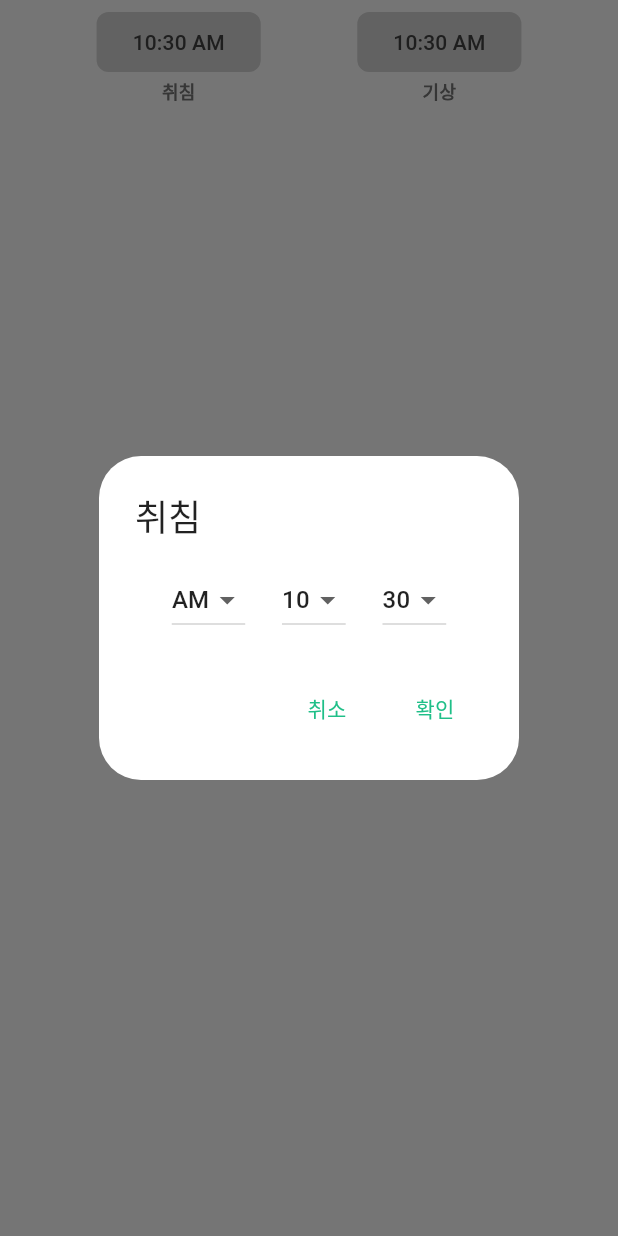
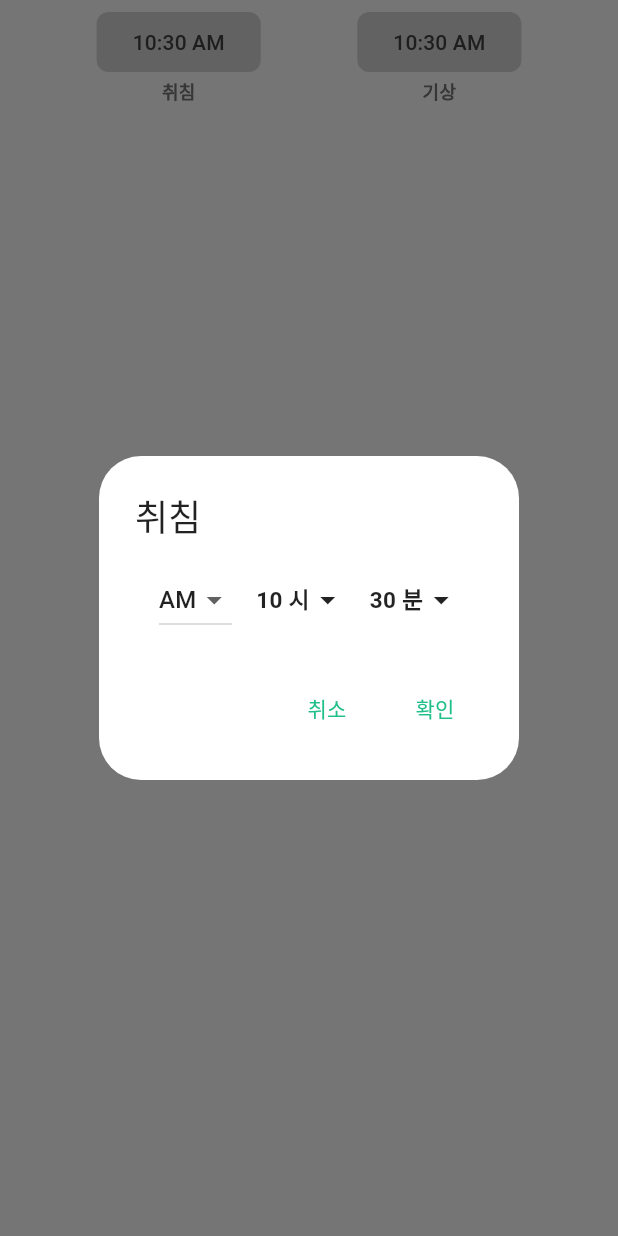
Before and after one commit to jrsky723/moodiary, a Flutter app: the SleepDialog widget shown alone on an empty page, opened directly, after a tap on an icon or button, on a phone screen of 412 x 824 dp. Run offline on Flutter 3.47's test engine with Material 3 defaults, Android fonts, the phone set to English and light mode, and no system bars; our stand-ins replace flutter_riverpod, font_awesome_flutter, go_router, image_picker, shared_preferences; accounts and stored records are empty; network calls fail.

Commit message:
수면 시간 widget 재수정

```diff
--- /dev/null
+++ b/lib/features/add_diary/widgets/customDropdown.dart
@@ -0,0 +1,106 @@
+import 'package:flutter/material.dart';
+import 'package:moodiary/constants/sizes.dart';
+
+class CustomDropdown extends StatefulWidget {
+  final int selectedNum;
+  final int itemsCount;
+  final ValueChanged<int> onChanged;
+  final String title;
+  const CustomDropdown({
+    super.key,
+    required this.selectedNum,
+    required this.itemsCount,
+    required this.onChanged,
+    required this.title,
+  });
+  @override
+  _CustomDropdownState createState() => _CustomDropdownState();
+}
+
+class _CustomDropdownState extends State<CustomDropdown> {
+  String? selectedValue;
+  late final List<String> dropdownItems;
+
+  double popUpSize = Sizes.size80 + Sizes.size80 + Sizes.size40;
+  @override
+  void initState() {
+    // TODO: implement initState
+    super.initState();
+    selectedValue = widget.selectedNum.toString();
+    dropdownItems =
+        List.generate(widget.itemsCount, (index) => (index).toString());
+  }
+
+  @override
+  Widget build(BuildContext context) {
+    return GestureDetector(
+      onTap: () {
+        _showCustomDropdown(context);
+      },
+      child: Container(
+        padding: const EdgeInsets.symmetric(
+          vertical: Sizes.size12,
+        ),
+        decoration: BoxDecoration(
+          borderRadius: BorderRadius.circular(Sizes.size8),
+        ),
+        child: Row(
+          mainAxisSize: MainAxisSize.min,
+          children: [
+            Text(
+              selectedValue != null
+                  ? "$selectedValue ${widget.title}"
+                  : "${widget.selectedNum} ${widget.title}",
+              style: const TextStyle(
+                fontSize: Sizes.size14 + Sizes.size1,
+                fontWeight: FontWeight.bold,
+              ),
+            ),
+            const Icon(
+              Icons.arrow_drop_down,
+            ),
+          ],
+        ),
+      ),
+    );
+  }
+
+  void _showCustomDropdown(BuildContext context) async {
+    final RenderBox button = context.findRenderObject() as RenderBox;
+    final RenderBox overlay =
+        Overlay.of(context).context.findRenderObject() as RenderBox;
+
+    final RelativeRect position = RelativeRect.fromRect(
+      Rect.fromPoints(
+        button.localToGlobal(Offset.zero, ancestor: overlay),
+        button.localToGlobal(button.size.bottomRight(Offset.zero),
+            ancestor: overlay),
+      ),
+      Offset.zero & overlay.size,
+    );
+
+    final String? selected = await showMenu<String>(
+      context: context,
+      position: position,
+      items: dropdownItems
+          .map((String value) => PopupMenuItem<String>(
+                height: Sizes.size30,
+                value: value,
+                child: SizedBox(
+                  child: Text(value),
+                ),
+              ))
+          .toList(),
+      constraints: BoxConstraints(
+        maxHeight: popUpSize, // Limit the height to 200
+      ),
+    );
+
+    setState(() {
+      selectedValue = selected;
+      if (selected != null) {
+        widget.onChanged(int.parse(selected));
+      }
+    });
+  }
+}
--- a/lib/features/add_diary/widgets/sleep_time_picker.dart
+++ b/lib/features/add_diary/widgets/sleep_time_picker.dart
@@ -3,6 +3,7 @@ import 'dart:developer';
 import 'package:flutter/material.dart';
 import 'package:moodiary/constants/gaps.dart';
 import 'package:moodiary/features/add_diary/model/sleep_time.dart';
+import 'package:moodiary/features/add_diary/widgets/customDropdown.dart';
 import 'package:moodiary/features/add_diary/widgets/timeButton.dart';
 import 'package:moodiary/generated/l10n.dart';
 import 'package:moodiary/utils.dart';
@@ -74,36 +75,21 @@ class _SleepDialogState extends State<SleepDialog> {
                       });
                     },
                   ),
-                  DropdownButton<int>(
-                    menuMaxHeight: 500,
-                    value: hour! > 12 ? hour! - 12 : hour,
-                    items: List<int>.generate(12, (index) => index + 1)
-                        .map((int value) {
-                      return DropdownMenuItem<int>(
-                        value: value,
-                        child: Text(value.toString()),
-                      );
-                    }).toList(),
-                    onChanged: (int? newValue) {
-                      setState(() {
-                        hour = newValue!;
-                      });
-                    },
+                  CustomDropdown(
+                    title: "시",
+                    selectedNum: hour! > 12 ? hour! - 12 : hour!,
+                    itemsCount: 12,
+                    onChanged: (value) => setState(() {
+                      hour = value;
+                    }),
                   ),
-                  DropdownButton<int>(
-                    value: minute,
-                    items: List<int>.generate(60, (index) => index)
-                        .map((int value) {
-                      return DropdownMenuItem<int>(
-                        value: value,
-                        child: Text(value.toString().padLeft(2, '0')),
-                      );
-                    }).toList(),
-                    onChanged: (int? newValue) {
-                      setState(() {
-                        minute = newValue!;
-                      });
-                    },
+                  CustomDropdown(
+                    title: "분",
+                    selectedNum: minute!,
+                    itemsCount: 60,
+                    onChanged: (value) => setState(() {
+                      minute = value;
+                    }),
                   ),
                 ],
               );
```
